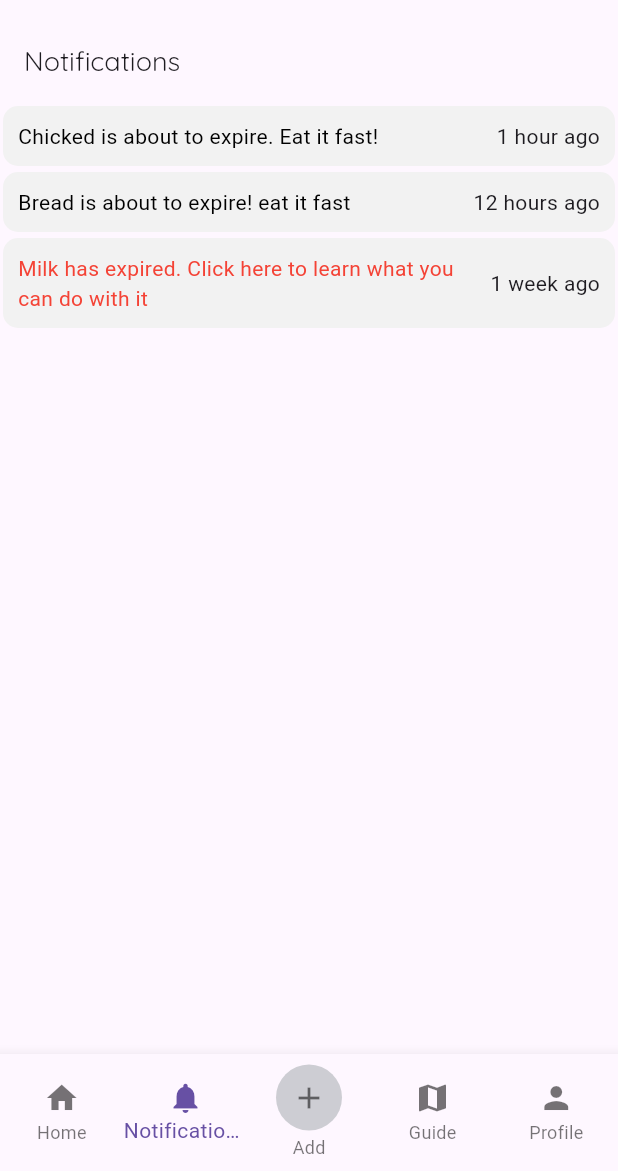
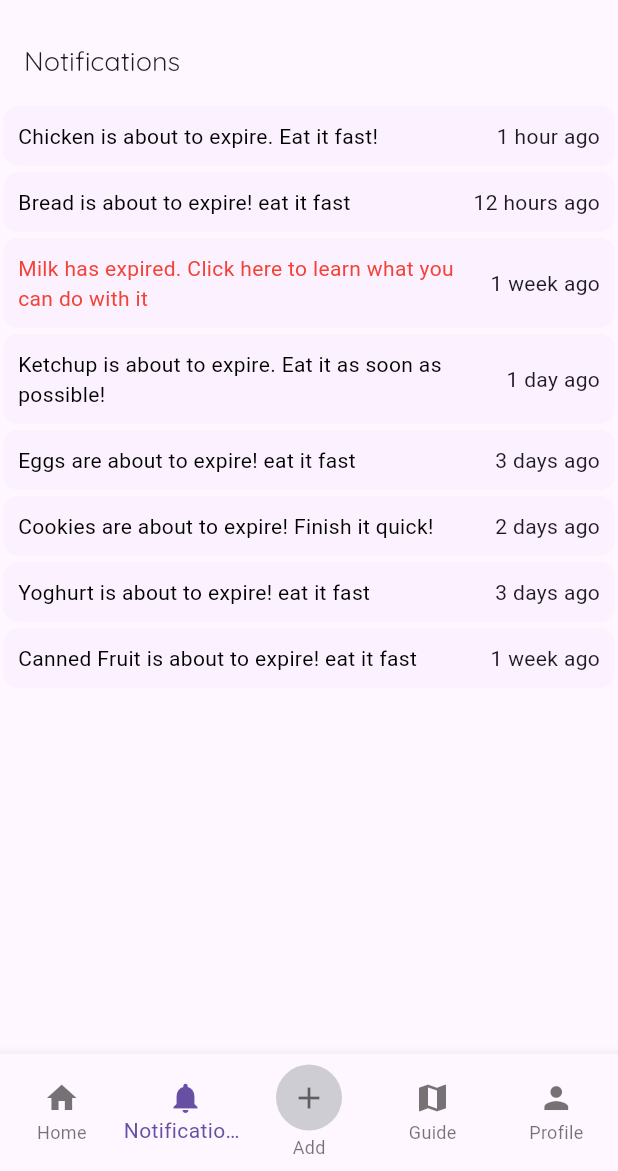
Before and after one commit to Quinxie51/ExpiRo-App, a Flutter app: the screen it shows after launch, item 2 of the bottom bar chosen, on a phone screen of 412 x 824 dp, the part 65-1236 px from its top. Run offline on Flutter 3.47's test engine with Material 3 defaults, Android fonts, the phone set to English and light mode, and no system bars; our stand-ins replace camera, csv, image_picker, line_awesome_flutter, permission_handler.

Commit message:
updated the notifications tab

```diff
--- a/lib/add.dart
+++ b/lib/add.dart
@@ -285,7 +285,7 @@ class _MyAddScreenState extends State<MyAddScreen> {
   }
 }
 void _saveToCsv(String csvString) async {
-  String filePath = "savedata.csv"; // Adjust path if needed
+  String filePath = "savedata.csv";
   print(filePath);
 
 
--- a/lib/notifications.dart
+++ b/lib/notifications.dart
@@ -25,7 +25,7 @@ class MyNotificationsScreen extends StatelessWidget {
               alignment: Alignment.centerLeft,
               decoration: BoxDecoration(
                 borderRadius: BorderRadius.circular(10.0),
-                color: Color.fromARGB(255, 242, 242, 242),
+                color: Color.fromARGB(149, 249, 237, 255),
               ),
               child: const Row(
                 mainAxisSize: MainAxisSize.min, // Prevents extra vertical space
@@ -33,7 +33,7 @@ class MyNotificationsScreen extends StatelessWidget {
                   Expanded(
                     // Ensures first text fills available space
                     child: Text(
-                      'Chicked is about to expire. Eat it fast!',
+                      'Chicken is about to expire. Eat it fast!',
                       overflow: TextOverflow.visible, // Disable ellipsis
                       style: TextStyle(color: Color.fromARGB(255, 0, 0, 0)),
                       textAlign: TextAlign.left,
@@ -50,7 +50,7 @@ class MyNotificationsScreen extends StatelessWidget {
               alignment: Alignment.centerLeft,
               decoration: BoxDecoration(
                 borderRadius: BorderRadius.circular(10.0),
-                color: Color.fromARGB(255, 242, 242, 242),
+                color: Color.fromARGB(149, 249, 237, 255),
               ),
               child: const Row(
                 mainAxisSize: MainAxisSize.min, // Prevents extra vertical space
@@ -75,7 +75,7 @@ class MyNotificationsScreen extends StatelessWidget {
               alignment: Alignment.centerLeft,
               decoration: BoxDecoration(
                 borderRadius: BorderRadius.circular(10.0),
-                color: Color.fromARGB(255, 242, 242, 242),
+                color: Color.fromARGB(149, 249, 237, 255),
               ),
               child: const Row(
                 mainAxisSize: MainAxisSize.min, // Prevents extra vertical space
@@ -94,6 +94,131 @@ class MyNotificationsScreen extends StatelessWidget {
                 ],
               ),
             ),
+            Container(
+              margin: const EdgeInsets.all(2.0),
+              padding: const EdgeInsets.all(10),
+              alignment: Alignment.centerLeft,
+              decoration: BoxDecoration(
+                borderRadius: BorderRadius.circular(10.0),
+                color: Color.fromARGB(149, 249, 237, 255),
+              ),
+              child: const Row(
+                mainAxisSize: MainAxisSize.min, // Prevents extra vertical space
+                children: [
+                  Expanded(
+                    // Ensures first text fills available space
+                    child: Text(
+                      'Ketchup is about to expire. Eat it as soon as possible!',
+                      overflow: TextOverflow.visible, // Disable ellipsis
+                      style: TextStyle(color: Color.fromARGB(255, 0, 0, 0)),
+                      textAlign: TextAlign.left,
+                    ),
+                  ),
+                  Text("1 day ago",
+                      textAlign: TextAlign.right), // Right-aligned
+                ],
+              ),
+            ),
+            Container(
+              margin: const EdgeInsets.all(2.0),
+              padding: const EdgeInsets.all(10),
+              alignment: Alignment.centerLeft,
+              decoration: BoxDecoration(
+                borderRadius: BorderRadius.circular(10.0),
+                color: Color.fromARGB(149, 249, 237, 255),
+              ),
+              child: const Row(
+                mainAxisSize: MainAxisSize.min, // Prevents extra vertical space
+                children: [
+                  Expanded(
+                    // Ensures first text fills available space
+                    child: Text(
+                      'Eggs are about to expire! eat it fast',
+                      overflow: TextOverflow.visible, // Disable ellipsis
+                      style: TextStyle(color: Color.fromARGB(255, 0, 0, 0)),
+                      textAlign: TextAlign.left,
+                    ),
+                  ),
+                  Text("3 days ago",
+                      textAlign: TextAlign.right), // Right-aligned
+                ],
+              ),
+            ),
+            Container(
+              margin: const EdgeInsets.all(2.0),
+              padding: const EdgeInsets.all(10),
+              alignment: Alignment.centerLeft,
+              decoration: BoxDecoration(
+                borderRadius: BorderRadius.circular(10.0),
+                color: Color.fromARGB(149, 249, 237, 255),
+              ),
+              child: const Row(
+                mainAxisSize: MainAxisSize.min, // Prevents extra vertical space
+                children: [
+                  Expanded(
+                    // Ensures first text fills available space
+                    child: Text(
+                      'Cookies are about to expire! Finish it quick!',
+                      overflow: TextOverflow.visible, // Disable ellipsis
+                      style: TextStyle(color: Color.fromARGB(255, 0, 0, 0)),
+                      textAlign: TextAlign.left,
+                    ),
+                  ),
+                  Text("2 days ago",
+                      textAlign: TextAlign.right), // Right-aligned
+                ],
+              ),
+            ),
+            Container(
+              margin: const EdgeInsets.all(2.0),
+              padding: const EdgeInsets.all(10),
+              alignment: Alignment.centerLeft,
+              decoration: BoxDecoration(
+                borderRadius: BorderRadius.circular(10.0),
+                color: Color.fromARGB(149, 249, 237, 255),
+              ),
+              child: const Row(
+                mainAxisSize: MainAxisSize.min, // Prevents extra vertical space
+                children: [
+                  Expanded(
+                    // Ensures first text fills available space
+                    child: Text(
+                      'Yoghurt is about to expire! eat it fast',
+                      overflow: TextOverflow.visible, // Disable ellipsis
+                      style: TextStyle(color: Color.fromARGB(255, 0, 0, 0)),
+                      textAlign: TextAlign.left,
+                    ),
+                  ),
+                  Text("3 days ago",
+                      textAlign: TextAlign.right), // Right-aligned
+                ],
+              ),
+            ),
+            Container(
+              margin: const EdgeInsets.all(2.0),
+              padding: const EdgeInsets.all(10),
+              alignment: Alignment.centerLeft,
+              decoration: BoxDecoration(
+                borderRadius: BorderRadius.circular(10.0),
+                color: Color.fromARGB(149, 249, 237, 255),
+              ),
+              child: const Row(
+                mainAxisSize: MainAxisSize.min, // Prevents extra vertical space
+                children: [
+                  Expanded(
+                    // Ensures first text fills available space
+                    child: Text(
+                      'Canned Fruit is about to expire! eat it fast',
+                      overflow: TextOverflow.visible, // Disable ellipsis
+                      style: TextStyle(color: Color.fromARGB(255, 0, 0, 0)),
+                      textAlign: TextAlign.left,
+                    ),
+                  ),
+                  Text("1 week ago",
+                      textAlign: TextAlign.right), // Right-aligned
+                ],
+              ),
+            ),
           ],
         )));
   }
```
